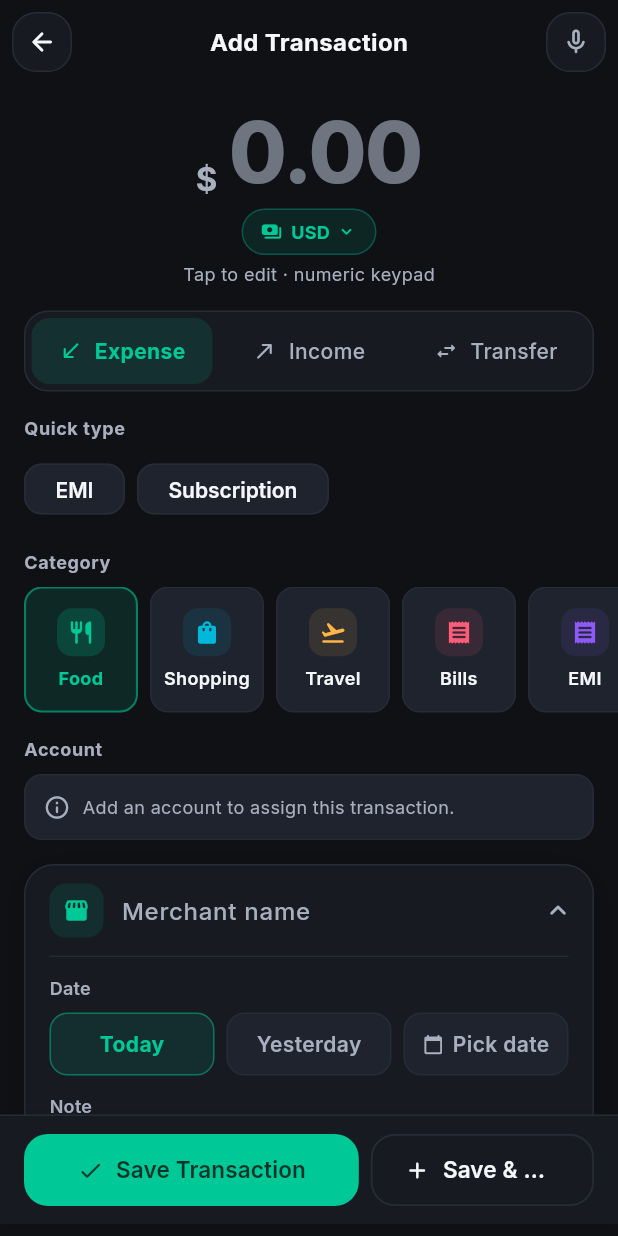
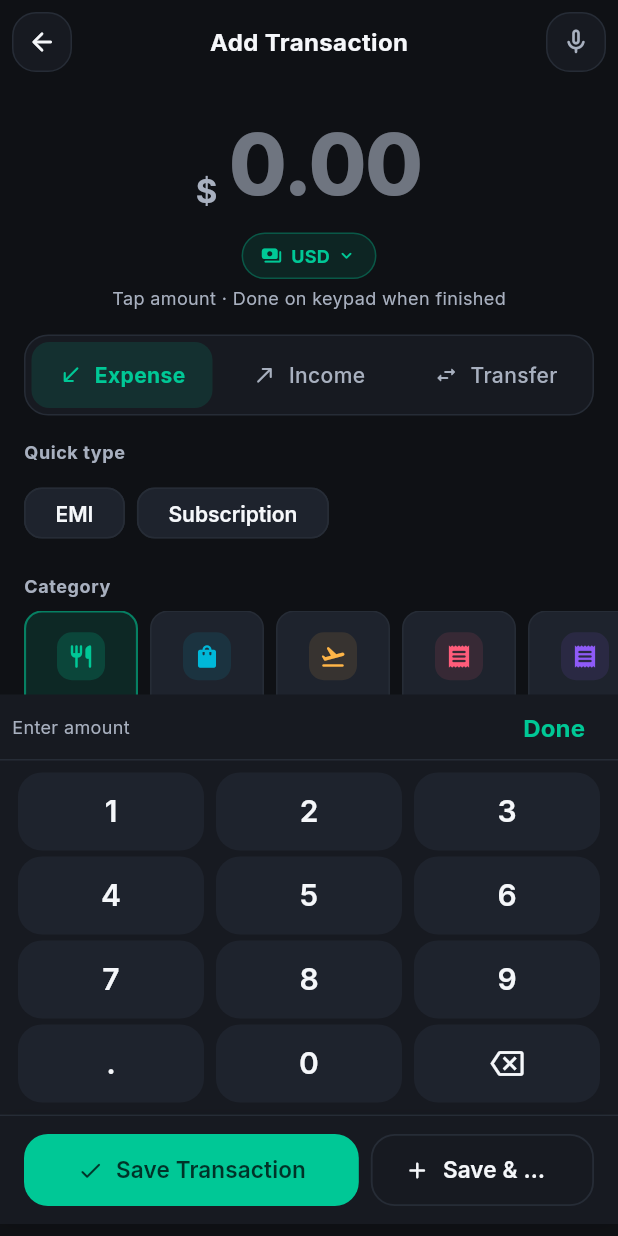
Before and after one commit to shubhamambastha/expense_tracker_app, a Flutter app: the AddTransactionPage screen opened directly with empty values, on a phone screen of 412 x 824 dp. Run offline on Flutter 3.47's test engine with Material 3 defaults, Android fonts, the phone set to English and light mode, and no system bars; drawn by our look-alikes of flutter_animate; our stand-ins replace app_links, shared_preferences, supabase_flutter; missing offline and left inert: auth0_flutter; accounts and stored records are empty.

Commit message:
feat(transaction): implement custom numeric keypad for amount input
- Add `AmountNumericKeypad` component to provide an in-app numeric keypad for entering amounts, improving user experience by avoiding iOS decimal-pad issues.
- Refactor `AmountSection` to utilize the new keypad, enhancing the amount entry process.
- Update `AddTransactionPage` to manage keypad visibility state, ensuring a seamless interaction when entering transaction amounts.
- Remove unused focus node and related code to streamline the amount entry logic.

```diff
--- /dev/null
+++ b/lib/components/transaction/amount_numeric_keypad.dart
@@ -0,0 +1,187 @@
+import 'package:flutter/material.dart';
+import 'package:flutter/services.dart';
+
+import '../../config/design_tokens.dart';
+
+/// In-app amount keypad — avoids iOS decimal-pad dismiss / TUIKeyplane issues.
+class AmountNumericKeypad extends StatelessWidget {
+  const AmountNumericKeypad({
+    super.key,
+    required this.controller,
+    required this.maxDecimalDigits,
+    required this.onDone,
+    this.accent = AppColors.primary,
+  });
+
+  final TextEditingController controller;
+  final int maxDecimalDigits;
+  final VoidCallback onDone;
+  final Color accent;
+
+  void _onKey(String key) {
+    HapticFeedback.selectionClick();
+    AmountKeypadInput.apply(
+      controller: controller,
+      key: key,
+      maxDecimalDigits: maxDecimalDigits,
+    );
+  }
+
+  @override
+  Widget build(BuildContext context) {
+    final showDecimal = maxDecimalDigits > 0;
+
+    return Material(
+      color: AppColors.surface,
+      child: Column(
+        mainAxisSize: MainAxisSize.min,
+        children: [
+          Container(
+            height: 44,
+            padding: const EdgeInsets.symmetric(horizontal: AppSpacing.sm),
+            decoration: const BoxDecoration(
+              border: Border(bottom: BorderSide(color: AppColors.border)),
+            ),
+            child: Row(
+              children: [
+                Text('Enter amount', style: AppTextStyles.caption),
+                const Spacer(),
+                TextButton(
+                  onPressed: onDone,
+                  child: Text(
+                    'Done',
+                    style: AppTextStyles.bodyLarge.copyWith(
+                      color: accent,
+                      fontWeight: FontWeight.w700,
+                    ),
+                  ),
+                ),
+              ],
+            ),
+          ),
+          Padding(
+            padding: const EdgeInsets.fromLTRB(
+              AppSpacing.sm,
+              AppSpacing.sm,
+              AppSpacing.sm,
+              AppSpacing.xs,
+            ),
+            child: Column(
+              children: [
+                _KeyRow(keys: const ['1', '2', '3'], onKey: _onKey),
+                _KeyRow(keys: const ['4', '5', '6'], onKey: _onKey),
+                _KeyRow(keys: const ['7', '8', '9'], onKey: _onKey),
+                _KeyRow(
+                  keys: [showDecimal ? '.' : '', '0', 'backspace'],
+                  onKey: _onKey,
+                ),
+              ],
+            ),
+          ),
+        ],
+      ),
+    );
+  }
+}
+
+/// Keypad input rules shared with tests if needed later.
+class AmountKeypadInput {
+  AmountKeypadInput._();
+
+  static void apply({
+    required TextEditingController controller,
+    required String key,
+    required int maxDecimalDigits,
+  }) {
+    var text = controller.text;
+
+    if (key == 'backspace') {
+      if (text.isEmpty) return;
+      controller.text = text.substring(0, text.length - 1);
+      return;
+    }
+
+    if (key == '.') {
+      if (maxDecimalDigits == 0 || text.contains('.')) return;
+      controller.text = text.isEmpty ? '0.' : '$text.';
+      return;
+    }
+
+    if (text.contains('.')) {
+      final fraction = text.split('.').last;
+      if (fraction.length >= maxDecimalDigits) return;
+    }
+
+    if (text == '0') {
+      controller.text = key;
+      return;
+    }
+
+    controller.text = text + key;
+  }
+}
+
+class _KeyRow extends StatelessWidget {
+  const _KeyRow({required this.keys, required this.onKey});
+
+  final List<String> keys;
+  final void Function(String key) onKey;
+
+  @override
+  Widget build(BuildContext context) {
+    return Padding(
+      padding: const EdgeInsets.only(bottom: AppSpacing.xs),
+      child: Row(
+        children: keys.map((key) {
+          if (key.isEmpty) {
+            return const Expanded(child: SizedBox());
+          }
+          return Expanded(
+            child: Padding(
+              padding: const EdgeInsets.symmetric(horizontal: 4),
+              child: _KeyButton(label: key, onPressed: () => onKey(key)),
+            ),
+          );
+        }).toList(),
+      ),
+    );
+  }
+}
+
+class _KeyButton extends StatelessWidget {
+  const _KeyButton({required this.label, required this.onPressed});
+
+  final String label;
+  final VoidCallback onPressed;
+
+  @override
+  Widget build(BuildContext context) {
+    final isBackspace = label == 'backspace';
+
+    return Material(
+      color: AppColors.surfaceSecondary,
+      borderRadius: AppRadii.buttonRadius,
+      child: InkWell(
+        onTap: onPressed,
+        borderRadius: AppRadii.buttonRadius,
+        child: SizedBox(
+          height: 52,
+          child: Center(
+            child: isBackspace
+                ? const Icon(
+                    Icons.backspace_outlined,
+                    color: AppColors.textPrimary,
+                    size: 22,
+                  )
+                : Text(
+                    label,
+                    style: AppTextStyles.headingSmall.copyWith(
+                      fontWeight: FontWeight.w600,
+                    ),
+                  ),
+          ),
+        ),
+      ),
+    );
+  }
+}
--- a/lib/components/transaction/amount_section.dart
+++ b/lib/components/transaction/amount_section.dart
@@ -1,28 +1,24 @@
 import 'package:flutter/material.dart';
-import 'package:flutter/services.dart';
 
 import '../../config/design_tokens.dart';
 import '../../services/currency_settings.dart';
 
-/// Big, centred amount display. Tapping anywhere on the row focuses the
-/// underlying invisible text field so the numeric keypad opens instantly —
-/// that single tap is the difference between "fast" and "slow" expense
-/// entry in this screen.
-///
-/// The widget intentionally has no border / fill of its own — the amount is
-/// the hero element on the screen so it floats over the background.
+/// Hero amount display for add-transaction. Uses the parent-owned in-app
+/// [AmountNumericKeypad] instead of the system decimal pad.
 class AmountSection extends StatefulWidget {
   const AmountSection({
     super.key,
     required this.controller,
-    required this.focusNode,
+    required this.keypadOpen,
+    required this.onKeypadOpenChanged,
     required this.accent,
     required this.onChangeCurrency,
-    this.helperText = 'Tap to edit · numeric keypad',
+    this.helperText = 'Tap amount · Done on keypad when finished',
   });
 
   final TextEditingController controller;
-  final FocusNode focusNode;
+  final bool keypadOpen;
+  final ValueChanged<bool> onKeypadOpenChanged;
   final Color accent;
   final VoidCallback onChangeCurrency;
   final String helperText;
@@ -46,6 +42,10 @@ class _AmountSectionState extends State<AmountSection> {
 
   void _onChanged() => setState(() {});
 
+  void _toggleKeypad() {
+    widget.onKeypadOpenChanged(!widget.keypadOpen);
+  }
+
   @override
   Widget build(BuildContext context) {
     final currency = CurrencySettings.instance;
@@ -53,18 +53,30 @@ class _AmountSectionState extends State<AmountSection> {
     final displayValue = hasValue
         ? widget.controller.text
         : (currency.decimalDigits == 0 ? '0' : '0.00');
+    final valueStyle = AppTextStyles.displayLarge.copyWith(
+      fontSize: 56,
+      fontWeight: FontWeight.w800,
+      letterSpacing: -1.0,
+      color: hasValue
+          ? AppColors.textPrimary
+          : AppColors.textSecondary.withAlpha(160),
+    );
 
-    return GestureDetector(
-      behavior: HitTestBehavior.opaque,
-      onTap: () => widget.focusNode.requestFocus(),
-      child: Padding(
+    return Padding(
       padding: const EdgeInsets.symmetric(
         horizontal: AppSpacing.lg,
         vertical: AppSpacing.lg,
       ),
       child: Column(
         children: [
-            Row(
+          Material(
+            color: Colors.transparent,
+            child: InkWell(
+              onTap: _toggleKeypad,
+              borderRadius: AppRadii.cardRadius,
+              child: Padding(
+                padding: const EdgeInsets.symmetric(vertical: AppSpacing.sm),
+                child: Row(
                   mainAxisAlignment: MainAxisAlignment.center,
                   crossAxisAlignment: CrossAxisAlignment.end,
                   children: [
@@ -80,20 +92,13 @@ class _AmountSectionState extends State<AmountSection> {
                     Flexible(
                       child: FittedBox(
                         fit: BoxFit.scaleDown,
-                    child: Text(
-                      displayValue,
-                      style: AppTextStyles.displayLarge.copyWith(
-                        fontSize: 56,
-                        fontWeight: FontWeight.w800,
-                        letterSpacing: -1.0,
-                        color: hasValue
-                            ? AppColors.textPrimary
-                            : AppColors.textSecondary.withAlpha(160),
+                        child: Text(displayValue, style: valueStyle),
+                      ),
+                    ),
+                  ],
                 ),
               ),
             ),
-                ),
-              ],
           ),
           const SizedBox(height: AppSpacing.sm),
           _CurrencyPill(
@@ -102,47 +107,10 @@ class _AmountSectionState extends State<AmountSection> {
             onTap: widget.onChangeCurrency,
           ),
           const SizedBox(height: AppSpacing.xs),
-            Text(
-              widget.helperText,
-              style: AppTextStyles.caption,
-            ),
-            SizedBox(
-              height: 0,
-              width: 0,
-              child: Offstage(
-                child: TextField(
-                  controller: widget.controller,
-                  focusNode: widget.focusNode,
-                  autofocus: true,
-                  showCursor: false,
-                  keyboardType: const TextInputType.numberWithOptions(
-                    decimal: true,
-                  ),
-                  inputFormatters: [
-                    FilteringTextInputFormatter.allow(RegExp(r'[\d.]')),
-                    _SingleDotFormatter(),
-                  ],
-                  textInputAction: TextInputAction.next,
-                ),
-              ),
-            ),
+          Text(widget.helperText, style: AppTextStyles.caption),
         ],
       ),
-      ),
     );
-  }
-}
-
-/// Prevents the user from entering multiple decimal separators.
-class _SingleDotFormatter extends TextInputFormatter {
-  @override
-  TextEditingValue formatEditUpdate(
-    TextEditingValue oldValue,
-    TextEditingValue newValue,
-  ) {
-    final dots = '.'.allMatches(newValue.text).length;
-    if (dots <= 1) return newValue;
-    return oldValue;
   }
 }
 
@@ -187,11 +155,7 @@ class _CurrencyPill extends StatelessWidget {
               ),
             ),
             const SizedBox(width: 4),
-            Icon(
-              Icons.keyboard_arrow_down_rounded,
-              size: 14,
-              color: accent,
-            ),
+            Icon(Icons.keyboard_arrow_down_rounded, size: 14, color: accent),
           ],
         ),
       ),
--- a/lib/screens/transaction/add_transaction_page.dart
+++ b/lib/screens/transaction/add_transaction_page.dart
@@ -3,6 +3,7 @@ import 'package:flutter_animate/flutter_animate.dart';
 
 import '../../components/dialogs/add_account_dialog.dart';
 import '../../components/transaction/account_chips_selector.dart';
+import '../../components/transaction/amount_numeric_keypad.dart';
 import '../../components/transaction/amount_section.dart';
 import '../../components/transaction/category_pills_selector.dart';
 import '../../components/transaction/income_category_pills_selector.dart';
@@ -93,7 +94,6 @@ class AddTransactionPage extends StatefulWidget {
 class _AddTransactionPageState extends State<AddTransactionPage> {
   late TransactionDraft _draft;
   final _amountController = TextEditingController();
-  final _amountFocus = FocusNode();
   final _merchantController = TextEditingController();
   final _merchantFocus = FocusNode();
   final _noteController = TextEditingController();
@@ -101,6 +101,7 @@ class _AddTransactionPageState extends State<AddTransactionPage> {
 
   bool _detailsExpanded = true;
   bool _isBusy = false;
+  bool _amountKeypadOpen = true;
 
   @override
   void initState() {
@@ -109,11 +110,19 @@ class _AddTransactionPageState extends State<AddTransactionPage> {
     _amountController.addListener(_syncAmountToDraft);
     _merchantController.addListener(_syncMerchantToDraft);
     _noteController.addListener(_syncNoteToDraft);
+    _merchantFocus.addListener(_onMerchantFocusChanged);
+  }
+
+  void _onMerchantFocusChanged() {
+    if (_merchantFocus.hasFocus) {
+      _setAmountKeypadOpen(false);
+    }
   }
 
   void _hydrateDraft() {
     final currency = CurrencySettings.instance;
-    _draft = widget.initialDraft ??
+    _draft =
+        widget.initialDraft ??
         TransactionDraft(
           currencyCode: currency.currencyCode,
           accountId: widget.accounts.isEmpty ? null : widget.accounts.first.id,
@@ -139,7 +148,7 @@ class _AddTransactionPageState extends State<AddTransactionPage> {
     _amountController
       ..removeListener(_syncAmountToDraft)
       ..dispose();
-    _amountFocus.dispose();
+    _merchantFocus.removeListener(_onMerchantFocusChanged);
     _merchantController
       ..removeListener(_syncMerchantToDraft)
       ..dispose();
@@ -186,8 +195,7 @@ class _AddTransactionPageState extends State<AddTransactionPage> {
         _draft.categoryName ??= 'Transfer';
         _detailsExpanded = true;
         _draft.recurring = RecurringConfig();
-        if (_draft.transferToAccountId == null &&
-            widget.accounts.length > 1) {
+        if (_draft.transferToAccountId == null && widget.accounts.length > 1) {
           _draft.transferToAccountId = widget.accounts[1].id;
         }
       } else {
@@ -372,7 +380,13 @@ class _AddTransactionPageState extends State<AddTransactionPage> {
     SnackbarHelper.showSuccess(context, 'Parsed: $raw');
   }
 
+  void _setAmountKeypadOpen(bool open) {
+    if (_amountKeypadOpen == open) return;
+    setState(() => _amountKeypadOpen = open);
+  }
+
   void _openCurrencyPicker() {
+    _setAmountKeypadOpen(false);
     showModalBottomSheet<void>(
       context: context,
       showDragHandle: true,
@@ -406,8 +420,7 @@ class _AddTransactionPageState extends State<AddTransactionPage> {
                 title: Text(
                   option.name,
                   style: AppTextStyles.bodyLarge.copyWith(
-                    fontWeight:
-                        selected ? FontWeight.w800 : FontWeight.w600,
+                    fontWeight: selected ? FontWeight.w800 : FontWeight.w600,
                   ),
                 ),
                 subtitle: Text(option.code, style: AppTextStyles.caption),
@@ -437,7 +450,7 @@ class _AddTransactionPageState extends State<AddTransactionPage> {
   bool _validate() {
     if ((_draft.amount ?? 0) <= 0) {
       SnackbarHelper.showWarning(context, 'Enter an amount greater than zero');
-      _amountFocus.requestFocus();
+      _setAmountKeypadOpen(true);
       return false;
     }
     if (_selectedAccount == null) {
@@ -493,8 +506,8 @@ class _AddTransactionPageState extends State<AddTransactionPage> {
         currencyCode: _draft.currencyCode,
       );
       _detailsExpanded = true;
+      _amountKeypadOpen = true;
     });
-    _amountFocus.requestFocus();
     _scrollController.animateTo(
       0,
       duration: AppDurations.page,
@@ -522,7 +535,8 @@ class _AddTransactionPageState extends State<AddTransactionPage> {
     return [
       AmountSection(
         controller: _amountController,
-        focusNode: _amountFocus,
+        keypadOpen: _amountKeypadOpen,
+        onKeypadOpenChanged: _setAmountKeypadOpen,
         accent: _accentColor(),
         onChangeCurrency: _openCurrencyPicker,
         helperText: 'Where did this money come from?',
@@ -605,8 +619,9 @@ class _AddTransactionPageState extends State<AddTransactionPage> {
           onPickStartDate: _pickStartDate,
           onPickEndDate: _pickEndDate,
           isIncome: true,
-          reminderHint:
-              IncomeFlowHelpers.recurringReminderHint(_draft.categoryName),
+          reminderHint: IncomeFlowHelpers.recurringReminderHint(
+            _draft.categoryName,
+          ),
         ),
       ),
     ];
@@ -616,7 +631,8 @@ class _AddTransactionPageState extends State<AddTransactionPage> {
     return [
       AmountSection(
         controller: _amountController,
-        focusNode: _amountFocus,
+        keypadOpen: _amountKeypadOpen,
+        onKeypadOpenChanged: _setAmountKeypadOpen,
         accent: _accentColor(),
         onChangeCurrency: _openCurrencyPicker,
       ),
@@ -699,7 +715,8 @@ class _AddTransactionPageState extends State<AddTransactionPage> {
     return [
       AmountSection(
         controller: _amountController,
-        focusNode: _amountFocus,
+        keypadOpen: _amountKeypadOpen,
+        onKeypadOpenChanged: _setAmountKeypadOpen,
         accent: AppColors.secondary,
         onChangeCurrency: _openCurrencyPicker,
         helperText: 'Move money between accounts',
@@ -788,16 +805,28 @@ class _AddTransactionPageState extends State<AddTransactionPage> {
         children: [
           TransactionAppBar(title: _appBarTitle, onMic: null),
           Expanded(
-            child: ListenableBuilder(
+            child:
+                ListenableBuilder(
                       listenable: CategoryCatalog.instance,
                       builder: (context, _) {
-                return SingleChildScrollView(
+                        return GestureDetector(
+                          behavior: HitTestBehavior.deferToChild,
+                          onTap: () {
+                            _setAmountKeypadOpen(false);
+                            FocusManager.instance.primaryFocus?.unfocus();
+                          },
+                          child: SingleChildScrollView(
                             controller: _scrollController,
                             physics: const BouncingScrollPhysics(),
-                  padding: const EdgeInsets.only(bottom: AppSpacing.xxl),
+                            keyboardDismissBehavior:
+                                ScrollViewKeyboardDismissBehavior.onDrag,
+                            padding: const EdgeInsets.only(
+                              bottom: AppSpacing.xxl,
+                            ),
                             child: Column(
                               crossAxisAlignment: CrossAxisAlignment.stretch,
                               children: sections,
+                            ),
                           ),
                         );
                       },
@@ -810,6 +839,19 @@ class _AddTransactionPageState extends State<AddTransactionPage> {
                       duration: AppDurations.page,
                       curve: AppCurves.spring,
                     ),
+          ),
+          AnimatedSize(
+            duration: AppDurations.short,
+            curve: AppCurves.spring,
+            alignment: Alignment.topCenter,
+            child: _amountKeypadOpen
+                ? AmountNumericKeypad(
+                    controller: _amountController,
+                    maxDecimalDigits: CurrencySettings.instance.decimalDigits,
+                    accent: _accentColor(),
+                    onDone: () => _setAmountKeypadOpen(false),
+                  )
+                : const SizedBox(width: double.infinity),
           ),
           StickyBottomCTA(
             isBusy: _isBusy,
@@ -861,8 +903,9 @@ class _QuickParser {
     required CategoryCatalog catalog,
   }) {
     final amountMatch = RegExp(r'(\d+(?:\.\d+)?)').firstMatch(raw);
-    final amount =
-        amountMatch == null ? null : double.tryParse(amountMatch.group(1)!);
+    final amount = amountMatch == null
+        ? null
+        : double.tryParse(amountMatch.group(1)!);
 
     final accountTokens = const ['using', 'via', 'with', 'on'];
     int? accountId;
```
Also changed, not shown: 1 other file. Lines whose indentation alone changed are shown as unchanged.
